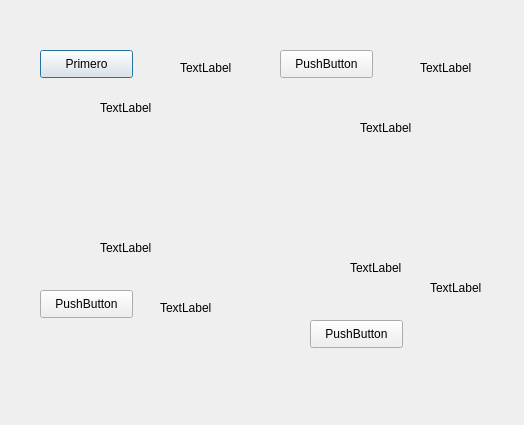
This is src/atacar.ui in jdlmd/Combate_pokemon as Qt 5 draws it before an edit. The edited form follows.
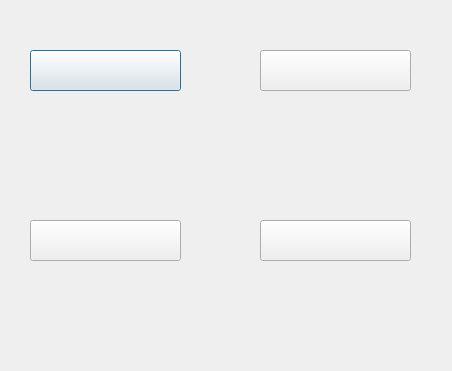
This is the edited form. Icons and pictures are not drawn.

Commit message: Otra versión de animación + animación terminada hasta la hora de atacar.

```diff
--- a/src/atacar.ui
+++ b/src/atacar.ui
@@ -6,8 +6,8 @@
    <rect>
     <x>0</x>
     <y>0</y>
-    <width>524</width>
-    <height>425</height>
+    <width>452</width>
+    <height>371</height>
    </rect>
   </property>
   <property name="windowTitle">
@@ -18,8 +18,8 @@
     <rect>
      <x>0</x>
      <y>0</y>
-     <width>521</width>
-     <height>421</height>
+     <width>451</width>
+     <height>371</height>
     </rect>
    </property>
    <property name="styleSheet">
@@ -29,163 +29,284 @@
     <string/>
    </property>
   </widget>
+  <widget class="QLabel" name="mov">
+   <property name="geometry">
+    <rect>
+     <x>-10</x>
+     <y>0</y>
+     <width>241</width>
+     <height>191</height>
+    </rect>
+   </property>
+   <property name="styleSheet">
+    <string notr="true">border-image: url(:/Atacar/res/movimientos.png);
+bakground: transparent;
+</string>
+   </property>
+   <property name="text">
+    <string/>
+   </property>
+  </widget>
+  <widget class="QPushButton" name="a1">
+   <property name="geometry">
+    <rect>
+     <x>30</x>
+     <y>50</y>
+     <width>151</width>
+     <height>41</height>
+    </rect>
+   </property>
+   <property name="text">
+    <string/>
+   </property>
+  </widget>
   <widget class="QLabel" name="pp1">
    <property name="geometry">
     <rect>
-     <x>180</x>
-     <y>60</y>
-     <width>55</width>
-     <height>16</height>
+     <x>170</x>
+     <y>110</y>
+     <width>31</width>
+     <height>31</height>
     </rect>
    </property>
    <property name="text">
-    <string>TextLabel</string>
+    <string/>
+   </property>
+  </widget>
+  <widget class="QLabel" name="inf1">
+   <property name="geometry">
+    <rect>
+     <x>20</x>
+     <y>105</y>
+     <width>71</width>
+     <height>31</height>
+    </rect>
+   </property>
+   <property name="text">
+    <string/>
+   </property>
+  </widget>
+  <widget class="QLabel" name="mov_2">
+   <property name="geometry">
+    <rect>
+     <x>220</x>
+     <y>0</y>
+     <width>241</width>
+     <height>191</height>
+    </rect>
+   </property>
+   <property name="styleSheet">
+    <string notr="true">border-image: url(:/Atacar/res/movimientos.png);
+bakground: transparent;
+</string>
+   </property>
+   <property name="text">
+    <string/>
+   </property>
+  </widget>
+  <widget class="QLabel" name="mov_3">
+   <property name="geometry">
+    <rect>
+     <x>-10</x>
+     <y>170</y>
+     <width>241</width>
+     <height>191</height>
+    </rect>
+   </property>
+   <property name="styleSheet">
+    <string notr="true">border-image: url(:/Atacar/res/movimientos.png);
+bakground: transparent;
+</string>
+   </property>
+   <property name="text">
+    <string/>
+   </property>
+  </widget>
+  <widget class="QLabel" name="mov_4">
+   <property name="geometry">
+    <rect>
+     <x>220</x>
+     <y>170</y>
+     <width>241</width>
+     <height>191</height>
+    </rect>
+   </property>
+   <property name="styleSheet">
+    <string notr="true">border-image: url(:/Atacar/res/movimientos.png);
+bakground: transparent;
+</string>
+   </property>
+   <property name="text">
+    <string/>
+   </property>
+  </widget>
+  <widget class="QPushButton" name="a2">
+   <property name="geometry">
+    <rect>
+     <x>260</x>
+     <y>50</y>
+     <width>151</width>
+     <height>41</height>
+    </rect>
+   </property>
+   <property name="text">
+    <string/>
+   </property>
+  </widget>
+  <widget class="QPushButton" name="a3">
+   <property name="geometry">
+    <rect>
+     <x>30</x>
+     <y>220</y>
+     <width>151</width>
+     <height>41</height>
+    </rect>
+   </property>
+   <property name="text">
+    <string/>
+   </property>
+  </widget>
+  <widget class="QPushButton" name="a4">
+   <property name="geometry">
+    <rect>
+     <x>260</x>
+     <y>220</y>
+     <width>151</width>
+     <height>41</height>
+    </rect>
+   </property>
+   <property name="text">
+    <string/>
    </property>
   </widget>
   <widget class="QLabel" name="pp2">
    <property name="geometry">
     <rect>
-     <x>420</x>
-     <y>60</y>
-     <width>55</width>
-     <height>16</height>
+     <x>400</x>
+     <y>110</y>
+     <width>31</width>
+     <height>31</height>
     </rect>
    </property>
    <property name="text">
-    <string>TextLabel</string>
+    <string/>
    </property>
   </widget>
   <widget class="QLabel" name="pp3">
    <property name="geometry">
     <rect>
-     <x>100</x>
-     <y>240</y>
-     <width>55</width>
-     <height>16</height>
+     <x>170</x>
+     <y>280</y>
+     <width>31</width>
+     <height>31</height>
     </rect>
    </property>
    <property name="text">
-    <string>TextLabel</string>
+    <string/>
    </property>
   </widget>
   <widget class="QLabel" name="pp4">
    <property name="geometry">
     <rect>
-     <x>430</x>
+     <x>400</x>
      <y>280</y>
-     <width>55</width>
-     <height>16</height>
+     <width>31</width>
+     <height>31</height>
     </rect>
    </property>
    <property name="text">
-    <string>TextLabel</string>
-   </property>
-  </widget>
-  <widget class="QLabel" name="inf1">
-   <property name="geometry">
-    <rect>
-     <x>100</x>
-     <y>100</y>
-     <width>55</width>
-     <height>16</height>
-    </rect>
-   </property>
-   <property name="text">
-    <string>TextLabel</string>
+    <string/>
    </property>
   </widget>
   <widget class="QLabel" name="inf2">
    <property name="geometry">
     <rect>
-     <x>360</x>
-     <y>120</y>
-     <width>55</width>
-     <height>16</height>
+     <x>250</x>
+     <y>110</y>
+     <width>71</width>
+     <height>31</height>
     </rect>
    </property>
    <property name="text">
-    <string>TextLabel</string>
+    <string/>
    </property>
   </widget>
   <widget class="QLabel" name="inf3">
    <property name="geometry">
     <rect>
-     <x>160</x>
-     <y>300</y>
-     <width>55</width>
-     <height>16</height>
+     <x>20</x>
+     <y>280</y>
+     <width>71</width>
+     <height>31</height>
     </rect>
    </property>
    <property name="text">
-    <string>TextLabel</string>
+    <string/>
    </property>
   </widget>
   <widget class="QLabel" name="inf4">
    <property name="geometry">
     <rect>
-     <x>350</x>
-     <y>260</y>
-     <width>55</width>
-     <height>16</height>
+     <x>250</x>
+     <y>280</y>
+     <width>71</width>
+     <height>31</height>
     </rect>
    </property>
    <property name="text">
-    <string>TextLabel</string>
+    <string/>
    </property>
   </widget>
-  <widget class="QPushButton" name="a1">
+  <widget class="QLabel" name="pp11">
    <property name="geometry">
     <rect>
-     <x>40</x>
-     <y>50</y>
-     <width>93</width>
-     <height>28</height>
+     <x>120</x>
+     <y>110</y>
+     <width>31</width>
+     <height>31</height>
     </rect>
    </property>
-   <property name="toolTip">
-    <string>&lt;html&gt;&lt;head/&gt;&lt;body&gt;&lt;p&gt;Primero&lt;/p&gt;&lt;/body&gt;&lt;/html&gt;</string>
-   </property>
    <property name="text">
-    <string>Primero</string>
+    <string/>
    </property>
   </widget>
-  <widget class="QPushButton" name="a2">
+  <widget class="QLabel" name="pp22">
    <property name="geometry">
     <rect>
-     <x>280</x>
-     <y>50</y>
-     <width>93</width>
-     <height>28</height>
+     <x>350</x>
+     <y>110</y>
+     <width>31</width>
+     <height>31</height>
     </rect>
    </property>
    <property name="text">
-    <string>PushButton</string>
+    <string/>
    </property>
   </widget>
-  <widget class="QPushButton" name="a3">
+  <widget class="QLabel" name="pp33">
    <property name="geometry">
     <rect>
-     <x>40</x>
-     <y>290</y>
-     <width>93</width>
-     <height>28</height>
+     <x>130</x>
+     <y>280</y>
+     <width>31</width>
+     <height>31</height>
     </rect>
    </property>
    <property name="text">
-    <string>PushButton</string>
+    <string/>
    </property>
   </widget>
-  <widget class="QPushButton" name="a4">
+  <widget class="QLabel" name="pp44">
    <property name="geometry">
     <rect>
-     <x>310</x>
-     <y>320</y>
-     <width>93</width>
-     <height>28</height>
+     <x>350</x>
+     <y>280</y>
+     <width>31</width>
+     <height>31</height>
     </rect>
    </property>
    <property name="text">
-    <string>PushButton</string>
+    <string/>
    </property>
   </widget>
  </widget>
```
The commit also changes 12 other files.
